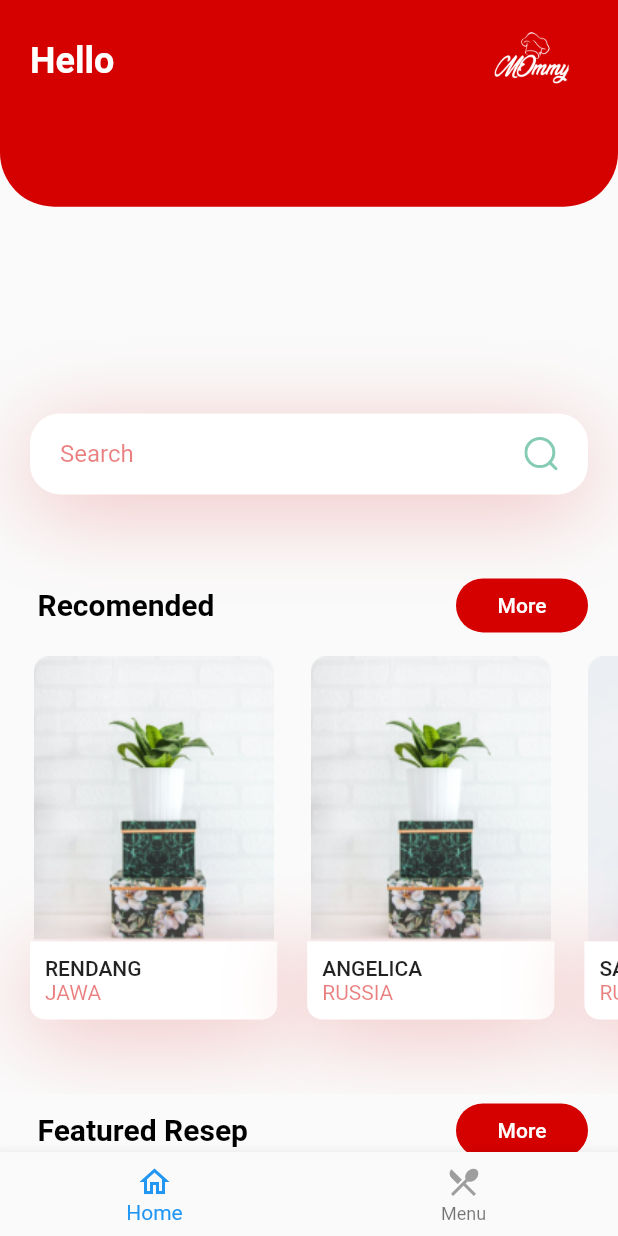
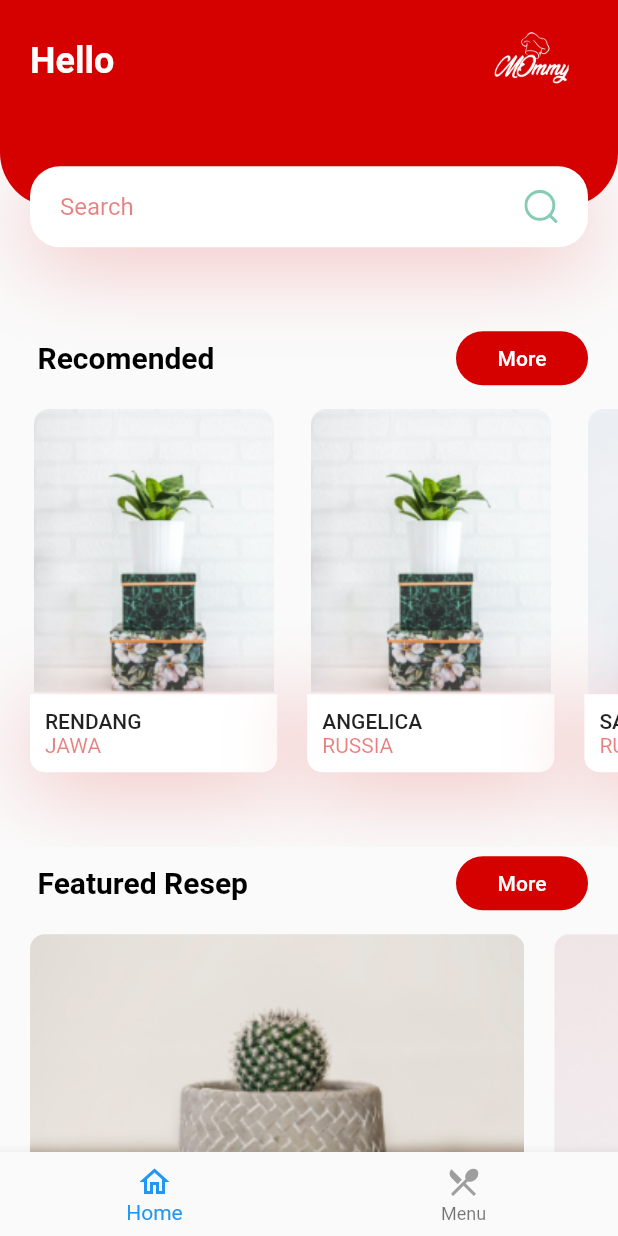
Before and after one commit to Ajisetiawann/resep-makanan, a Flutter app: the screen it shows after launch, on a phone screen of 412 x 824 dp. Run offline on Flutter 3.47's test engine with Material 2 defaults, Android fonts, the phone set to English and light mode, and no system bars; our stand-ins replace flutter_svg, video_player.

```diff
--- a/lib/screens/home/components/header_with_searchbox.dart
+++ b/lib/screens/home/components/header_with_searchbox.dart
@@ -14,7 +14,7 @@ class HeaderWithSearchBox extends StatelessWidget {
   Widget build(BuildContext context) {
     return Container(
       margin: EdgeInsets.only(bottom: kDefaultPadding * 2.5),
-      height: size.height * 0.4,
+      height: size.height * 0.2,
       child: Stack(
         children: <Widget>[
           Container(
```
Also changed, not shown: 1 other file.
